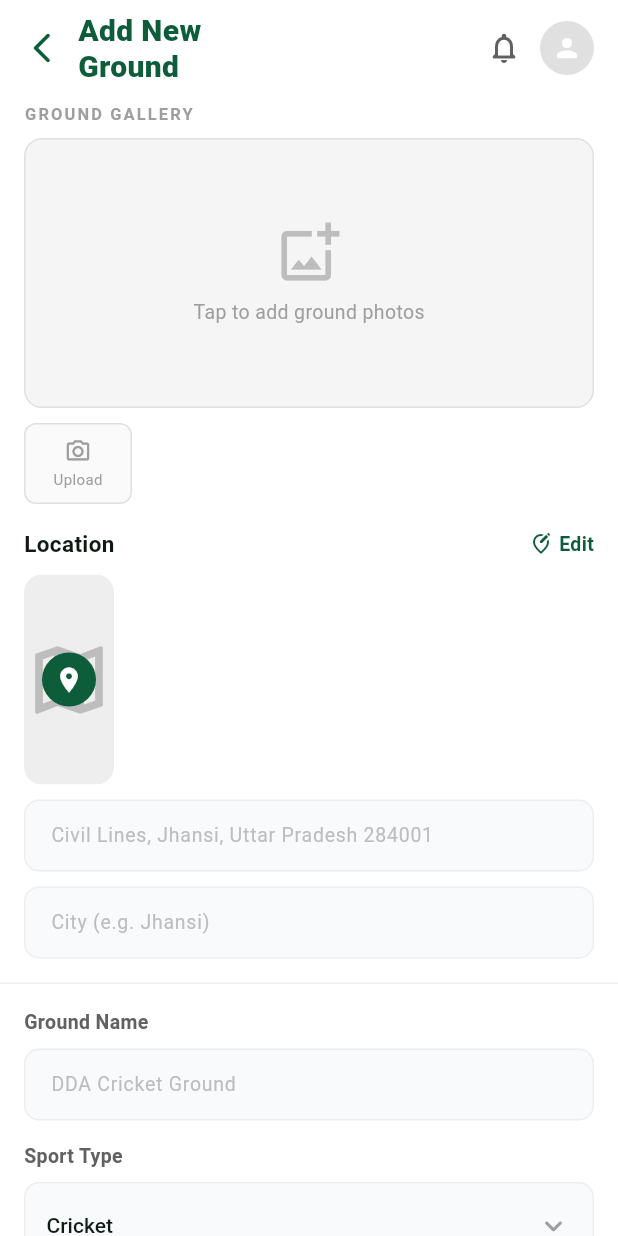
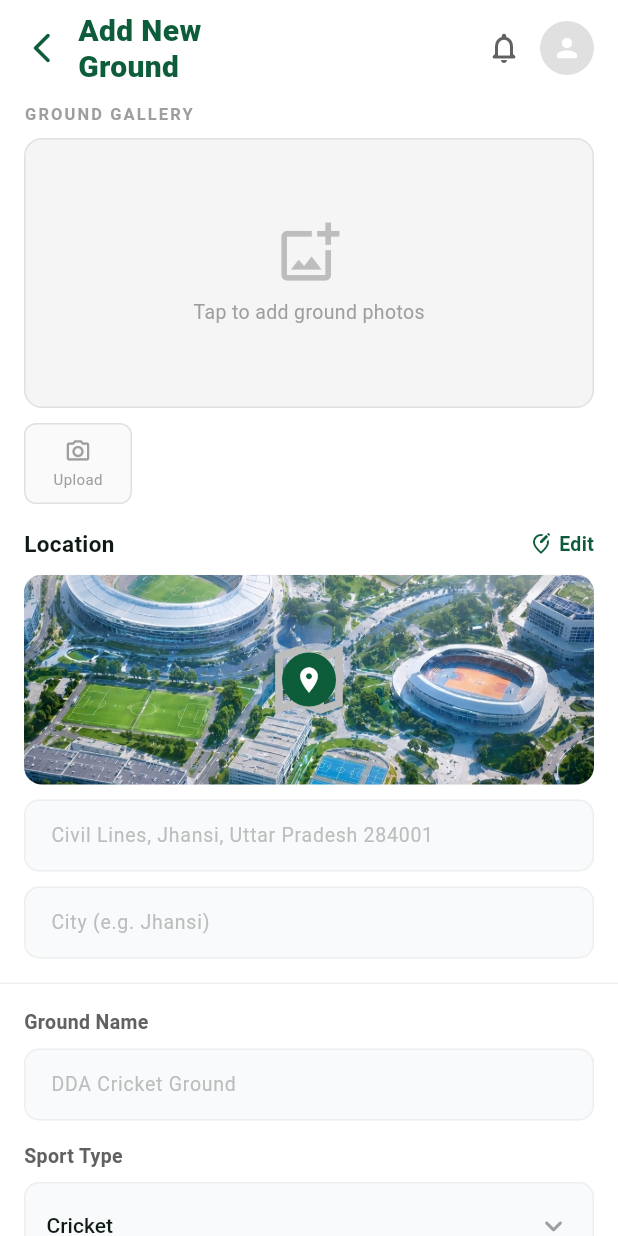
Before and after one commit to Manvendra990/sloatbook, a Flutter app: the AddGroundScreen screen opened by its route, on a phone screen of 412 x 824 dp. Run offline on Flutter 3.47's test engine with Material 3 defaults, Android fonts, the phone set to English and light mode, and no system bars; our stand-ins replace cached_network_image, cloud_firestore, firebase_auth, firebase_core, firebase_storage, fl_chart and 5 more; missing offline and left inert: razorpay_flutter; accounts and stored records are empty.

Commit message:
map background img

```diff
--- a/lib/Admin/dashboard/admin_dashboard_screen.dart
+++ b/lib/Admin/dashboard/admin_dashboard_screen.dart
@@ -160,7 +160,7 @@ class _AdminDashboardScreenState extends State<AdminDashboardScreen> {
                             icon: Icons.add_circle_outline_rounded,
                             backgroundColor: _green,
                             textColor: Colors.white,
-                            onTap: () => context.go('/admin/addgrounds'),
+                            onTap: () => context.push('/admin/addgrounds'),
                           ),
                         ),
                         const SizedBox(width: 12),
--- a/lib/Admin/ground/add_edit_ground_screen.dart
+++ b/lib/Admin/ground/add_edit_ground_screen.dart
@@ -322,8 +322,17 @@ class _AddGroundScreenState extends State<AddGroundScreen> {
                         child: ClipRRect(
                           borderRadius: BorderRadius.circular(12),
                           child: Container(
+                            decoration: BoxDecoration(
+                              color: Colors.grey[200],
+                              image: DecorationImage(
+                                image: AssetImage(
+                                  "assets/images/bg_map.png",
+                                ),
+                                fit: BoxFit.cover,
+                              ),
+                            ),
+                            width: double.infinity,
                             height: 140,
-                            color: Colors.grey[200],
                             child: Stack(
                               alignment: Alignment.center,
                               children: [
--- a/lib/Admin/ground/my_grounds_screen.dart
+++ b/lib/Admin/ground/my_grounds_screen.dart
@@ -106,7 +106,7 @@ class _AdminGroundsScreenState extends State<AdminGroundsScreen> {
 
                   // Add New Ground button
                   GestureDetector(
-                    onTap: () => context.go('/admin/addgrounds'),
+                    onTap: () => context.push('/admin/addgrounds'),
                     child: Container(
                       width: double.infinity,
                       padding: const EdgeInsets.symmetric(vertical: 14),
@@ -207,7 +207,7 @@ class _AdminGroundsScreenState extends State<AdminGroundsScreen> {
                           onDelete: () =>
                               _deleteGround(doc.id, data['name'] ?? 'Ground'),
                           onEdit: () =>
-                              context.go('/admin/editground/${doc.id}'),
+                              context.push('/admin/editground/${doc.id}'),
                         ),
                       );
                     },
--- a/pubspec.yaml
+++ b/pubspec.yaml
@@ -70,3 +70,5 @@ dependencies:
 
 flutter:
   uses-material-design: true
+  assets:
+    - assets/images/
```
Also changed, not shown: assets/images/bg_map.png (added), pubspec.lock.
